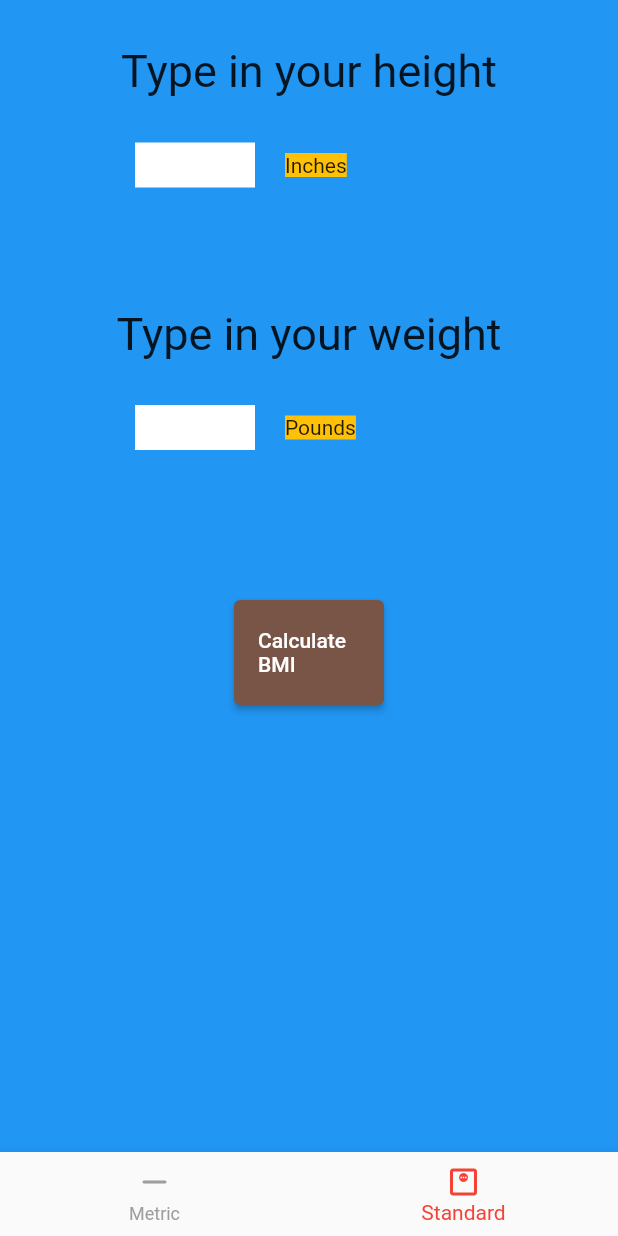
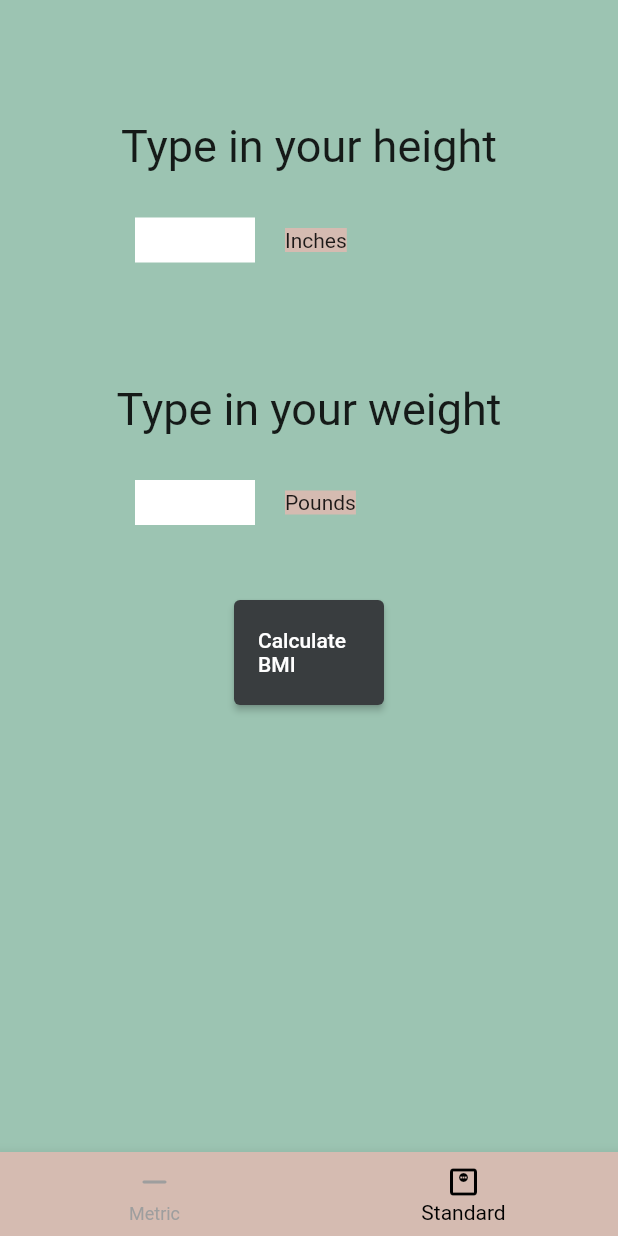
Before and after one commit to BankoleOcean29/bmi_calculator, a Flutter app: the screen it shows after launch, item 2 of the bottom bar chosen, after a tap on "Calculate BMI", on a phone screen of 412 x 824 dp. Run offline on Flutter 3.47's test engine with Material 2 defaults, Android fonts, the phone set to English and light mode, and no system bars.

```diff
--- a/lib/screen.dart
+++ b/lib/screen.dart
@@ -1,4 +1,5 @@
 import 'package:flutter/material.dart';
+
 
 
 class Home extends StatefulWidget {
@@ -14,6 +15,9 @@ class _HomeState extends State<Home> {
 
   final List _pages = [Metric(), Standard()];
 
+  final TextEditingController inchesText = TextEditingController();
+  final TextEditingController poundsText = TextEditingController();
+
   _changeTab(int index) {
     setState(() {
       _selectedTab = index;
@@ -21,16 +25,19 @@ class _HomeState extends State<Home> {
   }
 
 
+
+
   @override
   Widget build(BuildContext context) {
     return SafeArea(
       child: Scaffold(
-            backgroundColor: Colors.blue,
+            backgroundColor: const Color(0xff9CC4B2),
             body: _pages[_selectedTab],
         bottomNavigationBar: BottomNavigationBar(
+          backgroundColor: const Color(0xffD5BBB1),
           currentIndex: _selectedTab,
           onTap: (index) => _changeTab(index),
-          selectedItemColor: Colors.red,
+          selectedItemColor: Colors.black,
           unselectedItemColor: Colors.grey,
           items: const [
             BottomNavigationBarItem(icon: Icon(Icons.horizontal_rule_rounded), label: "Metric"),
@@ -52,21 +59,42 @@ class Metric extends StatefulWidget {
 }
 
 class _MetricState extends State<Metric> {
+
+
+  double calculateMetricBmi(double kilograms, double metres) {
+    double bmi = kilograms / metres * metres;
+    return bmi;
+  }
+
+
+  final TextEditingController metreText = TextEditingController();
+
+  final TextEditingController kilogramsText = TextEditingController();
+
+  @override
+  void dispose() {
+    metreText.dispose();
+    kilogramsText.dispose();
+    super.dispose();
+  }
+
+
   @override
   Widget build(BuildContext context) {
     return Column(
       children: [
-        const SizedBox(height: 30,),
+        const SizedBox(height: 80,),
         const Text('Type in your height', style: TextStyle(fontSize: 30),),
         const SizedBox(height: 30,),
         Padding(
           padding: const EdgeInsets.only(left: 90.0),
           child: Row(
             children:  [
-              const SizedBox( height: 30,
+               SizedBox( height: 30,
                   width: 80,
                   child: TextField(
-                    decoration: InputDecoration(
+                    controller: metreText,
+                    decoration: const InputDecoration(
                       border: InputBorder.none,
                       fillColor: Colors.white,
                       filled: true,
@@ -78,8 +106,8 @@ class _MetricState extends State<Metric> {
               ),
               const SizedBox(width: 20,),
               Container(
-                color: Colors.amber,
-                  child: const Text('Centimeters'))
+                color: const Color(0xffD5BBB1),
+                  child: const Text('Meters'))
             ],
           ),
         ),
@@ -90,10 +118,11 @@ class _MetricState extends State<Metric> {
           padding: const EdgeInsets.only(left: 90.0),
           child: Row(
             children: [
-              const SizedBox( height: 30,
+               SizedBox( height: 30,
                   width: 80,
                   child: TextField(
-                    decoration: InputDecoration(
+                    controller: kilogramsText,
+                    decoration: const InputDecoration(
                         border: InputBorder.none,
                         fillColor: Colors.white,
                         filled: true,
@@ -105,7 +134,7 @@ class _MetricState extends State<Metric> {
               ),
               const SizedBox(width: 20,),
               Container(
-                color: Colors.amber,
+                color: const Color(0xffD5BBB1),
                   child: const Text('Kilograms')),
             ],
           ),
@@ -116,9 +145,15 @@ class _MetricState extends State<Metric> {
           width: 100,
           child: ElevatedButton(
               style: ElevatedButton.styleFrom(
-                backgroundColor: Colors.brown,
+                backgroundColor: const Color(0xff393D3F),
               ),
-              onPressed: () {},
+              onPressed: () {
+                String text = metreText.text;
+                String textK = kilogramsText.text;
+                double metre = double.parse(text);
+                double kilogram = double.parse(textK);
+                print(calculateMetricBmi(kilogram, metre));
+                },
               child: const Text('Calculate BMI')),
         )
       ],
@@ -136,21 +171,40 @@ class Standard extends StatefulWidget {
 }
 
 class _StandardState extends State<Standard> {
+
+  final TextEditingController inchesText = TextEditingController();
+
+  final TextEditingController poundsText = TextEditingController();
+
+
+  double calculateStandardBmi(double pounds, double inches) {
+    double bmi = pounds * 703 / inches * inches;
+    return bmi;
+  }
+
+  @override
+  void dispose() {
+    inchesText.dispose();
+    poundsText.dispose();
+    super.dispose();
+  }
+
   @override
   Widget build(BuildContext context) {
     return Column(
       children: [
-        const SizedBox(height: 30,),
+        const SizedBox(height: 80,),
         const Text('Type in your height', style: TextStyle(fontSize: 30),),
         const SizedBox(height: 30,),
         Padding(
           padding: const EdgeInsets.only(left: 90.0),
           child: Row(
             children:  [
-              const SizedBox( height: 30,
+              SizedBox( height: 30,
                   width: 80,
                   child: TextField(
-                    decoration: InputDecoration(
+                    controller: inchesText,
+                    decoration: const InputDecoration(
                         border: InputBorder.none,
                         fillColor: Colors.white,
                         filled: true,
@@ -162,7 +216,7 @@ class _StandardState extends State<Standard> {
               ),
               const SizedBox(width: 20,),
               Container(
-                  color: Colors.amber,
+                  color: const Color(0xffD5BBB1),
                   child: const Text('Inches'))
             ],
           ),
@@ -174,10 +228,11 @@ class _StandardState extends State<Standard> {
           padding: const EdgeInsets.only(left: 90.0),
           child: Row(
             children: [
-              const SizedBox( height: 30,
+               SizedBox( height: 30,
                   width: 80,
                   child: TextField(
-                    decoration: InputDecoration(
+                    controller: poundsText,
+                    decoration: const InputDecoration(
                         border: InputBorder.none,
                         fillColor: Colors.white,
                         filled: true,
@@ -189,23 +244,36 @@ class _StandardState extends State<Standard> {
               ),
               const SizedBox(width: 20,),
               Container(
-                  color: Colors.amber,
+                  color: const Color(0xffD5BBB1),
                   child: const Text('Pounds')),
             ],
           ),
         ),
-        const SizedBox(height: 100,),
+        const SizedBox(height: 50,),
         SizedBox(
           height: 70,
           width: 100,
           child: ElevatedButton(
               style: ElevatedButton.styleFrom(
-                backgroundColor: Colors.brown,
+                backgroundColor: const Color(0xff393D3F),
               ),
-              onPressed: () {},
+              onPressed: () {
+                String text = inchesText.text;
+                String textK = poundsText.text;
+                double inches = double.parse(text);
+                double pounds = double.parse(textK);
+                print(calculateStandardBmi(pounds, inches));
+
+              },
               child: const Text('Calculate BMI')),
         )
       ],
     );
   }
 }
+
+
+
+class BmiLogic {
+
+}
```
Also changed, not shown: lib/controller.dart (added).
